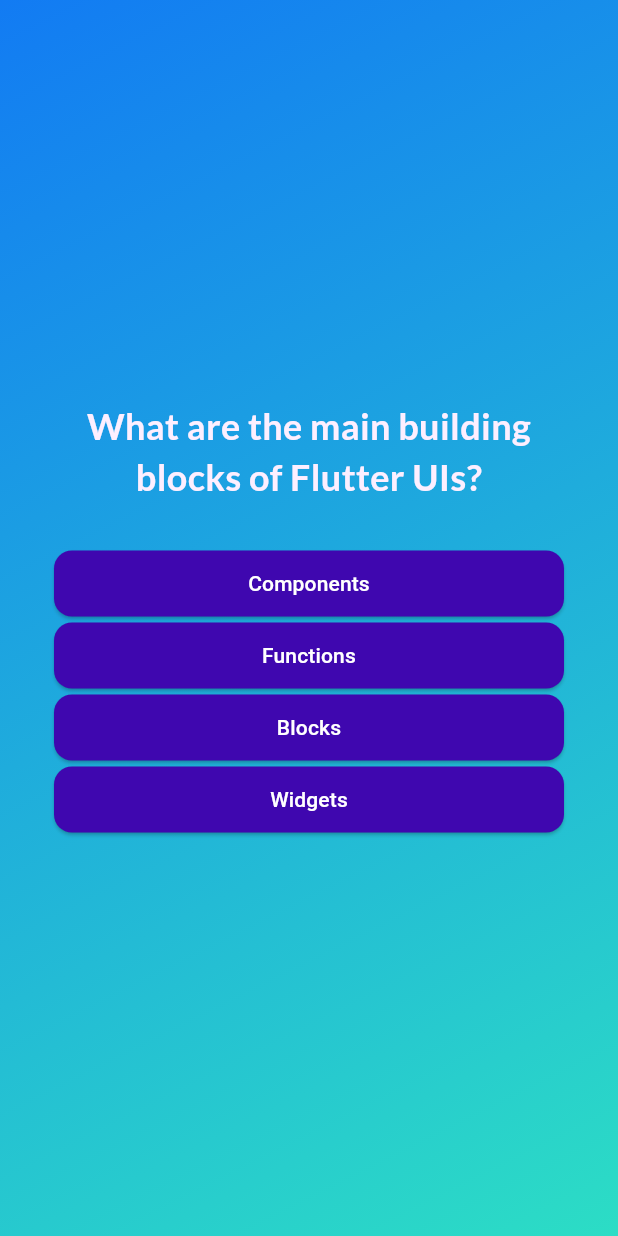
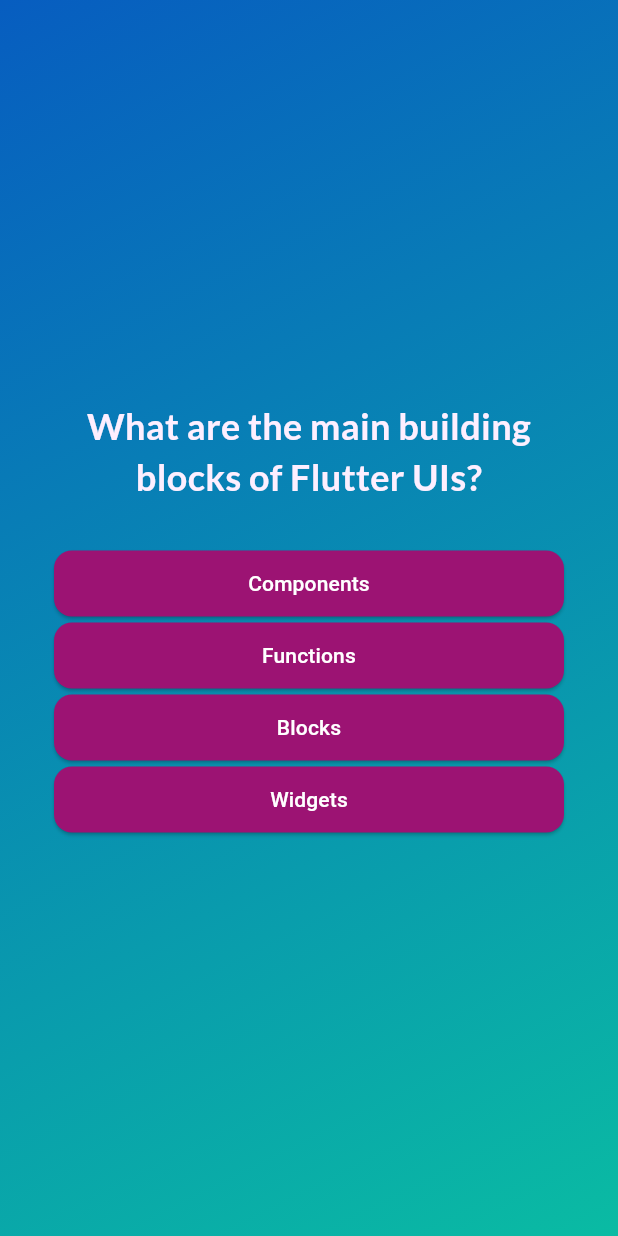
Before and after one commit to auri-gabriel/quiz_app, a Flutter app: the screen it shows after launch, after a tap on "Start Quiz!", on a phone screen of 412 x 824 dp. Run offline on Flutter 3.47's test engine with Material 3 defaults, Android fonts, the phone set to English and light mode, and no system bars; our stand-ins replace google_fonts.

Commit message:
style: update button and summary colors for improved visibility

```diff
--- a/lib/answer_button.dart
+++ b/lib/answer_button.dart
@@ -16,7 +16,7 @@ class AnswerButton extends StatelessWidget {
       onPressed: onTap,
       style: ElevatedButton.styleFrom(
         padding: EdgeInsets.symmetric(horizontal: 36, vertical: 12),
-        backgroundColor: const Color.fromARGB(255, 63, 7, 175),
+        backgroundColor: const Color.fromARGB(255, 156, 19, 115),
         foregroundColor: Colors.white,
         shape: RoundedRectangleBorder(borderRadius: BorderRadius.circular(12)),
       ),
--- a/lib/quiz.dart
+++ b/lib/quiz.dart
@@ -61,8 +61,8 @@ class _QuizState extends State<Quiz> {
           decoration: const BoxDecoration(
             gradient: LinearGradient(
               colors: [
-                Color.fromARGB(255, 18, 123, 243),
-                Color.fromARGB(255, 44, 221, 197),
+                Color.fromARGB(255, 7, 93, 192),
+                Color.fromARGB(255, 10, 187, 163),
               ],
               begin: Alignment.topLeft,
               end: Alignment.bottomRight,
--- a/lib/results_screen.dart
+++ b/lib/results_screen.dart
@@ -43,6 +43,7 @@ class ResultsScreen extends StatelessWidget {
           mainAxisAlignment: MainAxisAlignment.center,
           children: [
             Text(
+              style: TextStyle(color: Colors.white),
               'You answered $numCorrectQuestions out of $numTotalQuestions questions correctly!',
             ),
             const SizedBox(height: 24),
--- a/lib/start_screen.dart
+++ b/lib/start_screen.dart
@@ -25,7 +25,10 @@ class StartScreen extends StatelessWidget {
           SizedBox(height: 30),
           OutlinedButton.icon(
             onPressed: startQuiz,
-            style: OutlinedButton.styleFrom(foregroundColor: Colors.white),
+            style: OutlinedButton.styleFrom(
+              foregroundColor: Colors.white,
+              side: BorderSide(width: 1, color: Colors.white),
+            ),
             icon: const Icon(Icons.arrow_right_alt),
             label: Text('Start Quiz!'),
           ),
```
Also changed, not shown: lib/questions_summary.dart (+8 -3 lines), pubspec.lock.
